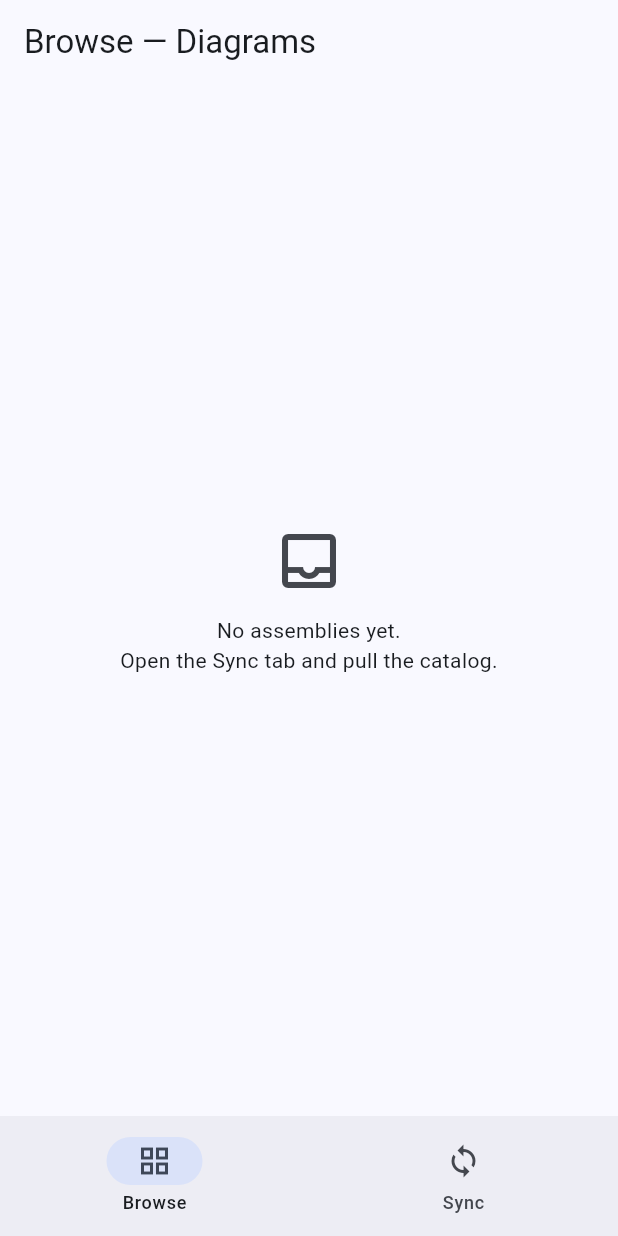
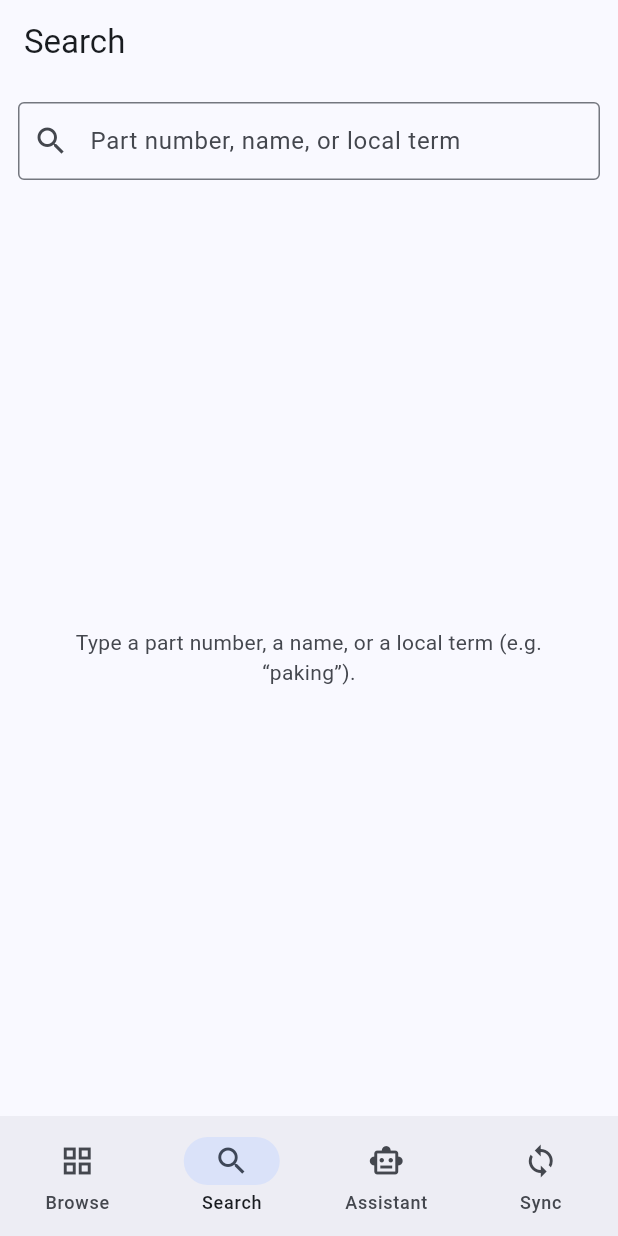
Before and after one commit to fransiscowijaya1999/wemo-assistant, a Flutter app: the screen it shows after launch, on a phone screen of 412 x 824 dp. Run offline on Flutter 3.47's test engine with Material 3 defaults, Android fonts, the phone set to English and light mode, and no system bars; our stand-ins replace drift, drift_flutter, shared_preferences; accounts and stored records are empty; generated files the repository leaves out were written again.

Commit message:
feat(mobile): M3 - offline lookup (number/name/alias -> part detail) + 4-tab shell
- features/search: LookupRepository resolves any part number, name, or alias
  to the canonical part offline; full part detail gathers numbers (kind/brand,
  primary), color variants (full numbers), aliases, and the diagram positions
  the part appears in.
- SearchScreen (debounced) -> PartDetailScreen (tap-to-copy numbers, color
  variants, alias chips, "Appears in" -> DiagramScreen with the dot
  highlighted; the reverse of M2's dot -> part).
- DiagramScreen gains highlightItemId.
- HomeShell now Browse / Search / Assistant / Sync (Search default); Assistant
  is a placeholder for the read-only, online-only AI chat (next slice).

Verified on the emulator (emulator-5554): sync -> search 12251-KVY-900 ->
part detail resolves color variant 12251-KVY-900ZE + alias offline -> placement
jumps to the diagram dot. flutter analyze clean; integration test passes.

Co-Authored-By: Claude Opus 4.8 <noreply@anthropic.com>

```diff
--- a/apps/mobile/lib/app.dart
+++ b/apps/mobile/lib/app.dart
@@ -7,6 +7,7 @@ import 'core/settings/app_settings.dart';
 import 'core/theme/app_theme.dart';
 import 'features/browse/data/catalog_repository.dart';
 import 'features/home/home_shell.dart';
+import 'features/search/data/lookup_repository.dart';
 import 'features/sync/sync_controller.dart';
 
 class WemoClerkApp extends StatelessWidget {
@@ -24,6 +25,7 @@ class WemoClerkApp extends StatelessWidget {
         Provider<AppSettings>.value(value: settings),
         Provider<ImageStore>.value(value: imageStore),
         Provider<CatalogRepository>(create: (_) => CatalogRepository(db)),
+        Provider<LookupRepository>(create: (_) => LookupRepository(db)),
         ChangeNotifierProvider<SyncController>(
           create: (_) => SyncController(db: db, settings: settings, imageStore: imageStore),
         ),
--- a/apps/mobile/lib/features/home/home_shell.dart
+++ b/apps/mobile/lib/features/home/home_shell.dart
@@ -1,10 +1,11 @@
 import 'package:flutter/material.dart';
 
+import '../assistant/assistant_screen.dart';
 import '../browse/assembly_list_screen.dart';
+import '../search/search_screen.dart';
 import '../sync/sync_screen.dart';
 
-/// Top-level shell with the two M2 destinations: Browse (diagrams) and Sync.
-/// (Search / Part detail arrive in later slices.)
+/// Top-level shell: Browse (diagrams), Search (lookup), Assistant (AI), Sync.
 class HomeShell extends StatefulWidget {
   const HomeShell({super.key});
 
@@ -13,20 +14,22 @@ class HomeShell extends StatefulWidget {
 }
 
 class _HomeShellState extends State<HomeShell> {
-  int _index = 0;
+  int _index = 1; // default to Search — the core clerk workflow
 
   @override
   Widget build(BuildContext context) {
     return Scaffold(
       body: IndexedStack(
         index: _index,
-        children: const [AssemblyListScreen(), SyncScreen()],
+        children: const [AssemblyListScreen(), SearchScreen(), AssistantScreen(), SyncScreen()],
       ),
       bottomNavigationBar: NavigationBar(
         selectedIndex: _index,
         onDestinationSelected: (i) => setState(() => _index = i),
         destinations: const [
           NavigationDestination(icon: Icon(Icons.grid_view_outlined), selectedIcon: Icon(Icons.grid_view), label: 'Browse'),
+          NavigationDestination(icon: Icon(Icons.search), selectedIcon: Icon(Icons.search), label: 'Search'),
+          NavigationDestination(icon: Icon(Icons.smart_toy_outlined), selectedIcon: Icon(Icons.smart_toy), label: 'Assistant'),
           NavigationDestination(icon: Icon(Icons.sync_outlined), selectedIcon: Icon(Icons.sync), label: 'Sync'),
         ],
       ),
--- /dev/null
+++ b/apps/mobile/lib/features/search/data/lookup_repository.dart
@@ -0,0 +1,117 @@
+import 'package:drift/drift.dart';
+
+import '../../../core/db/app_database.dart';
+import '../models.dart';
+
+/// Offline lookup over the local replica — the core clerk workflow. Any
+/// number (oem/alternate/superseded/aftermarket), part name, or alias resolves
+/// to the canonical part; part detail gathers its numbers, color variants,
+/// aliases, and the diagram positions it appears in.
+class LookupRepository {
+  LookupRepository(this.db);
+
+  final AppDatabase db;
+
+  /// Search parts by part number, name, or alias (substring, case-insensitive).
+  Future<List<PartSearchResult>> search(String query) async {
+    final q = query.trim();
+    if (q.isEmpty) return [];
+    final pattern = '%$q%';
+
+    final rows = await db.customSelect(
+      'SELECT p.id AS part_id, '
+      '       COALESCE(p.name_normalized, p.name_raw) AS name, '
+      '       (SELECT value FROM part_numbers WHERE part_id = p.id AND is_primary = 1 LIMIT 1) AS primary_number, '
+      '       (SELECT value FROM part_numbers WHERE part_id = p.id AND value LIKE ? LIMIT 1) AS matched_number '
+      'FROM parts p '
+      'WHERE p.id IN ( '
+      '  SELECT part_id FROM part_numbers WHERE value LIKE ? '
+      '  UNION SELECT id FROM parts WHERE name_normalized LIKE ? OR name_raw LIKE ? '
+      '  UNION SELECT part_id FROM aliases WHERE term LIKE ? '
+      ') '
+      'ORDER BY (matched_number IS NULL), name '
+      'LIMIT 50',
+      variables: [for (var i = 0; i < 5; i++) Variable<String>(pattern)],
+      readsFrom: {db.parts, db.partNumbers, db.aliases},
+    ).get();
+
+    return rows
+        .map(
+          (r) => PartSearchResult(
+            partId: r.read<String>('part_id'),
+            name: r.read<String>('name'),
+            primaryNumber: r.read<String?>('primary_number'),
+            matchedNumber: r.read<String?>('matched_number'),
+          ),
+        )
+        .toList();
+  }
+
+  Future<PartDetail?> partDetail(String partId) async {
+    final part = await (db.select(db.parts)..where((t) => t.id.equals(partId))).getSingleOrNull();
+    if (part == null) return null;
+
+    final numbers =
+        await (db.select(db.partNumbers)
+              ..where((t) => t.partId.equals(partId))
+              ..orderBy([
+                (t) => OrderingTerm(expression: t.isPrimary, mode: OrderingMode.desc),
+                (t) => OrderingTerm(expression: t.value),
+              ]))
+            .get();
+
+    final colorRows = await db.customSelect(
+      'SELECT pcv.full_number, pcv.suffix_code, c.code AS color_code, c.name AS color_name '
+      'FROM part_color_variants pcv JOIN colors c ON c.id = pcv.color_id '
+      'WHERE pcv.part_id = ? ORDER BY c.code',
+      variables: [Variable<String>(partId)],
+      readsFrom: {db.partColorVariants, db.colors},
+    ).get();
+
+    final aliasRows =
+        await (db.select(db.aliases)..where((t) => t.partId.equals(partId))).get();
+
+    final placementRows = await db.customSelect(
+      'SELECT ai.id AS item_id, ai.ref_no, a.id AS assembly_id, a.code, a.name, m.brand, m.model '
+      'FROM assembly_items ai '
+      'JOIN assemblies a ON a.id = ai.assembly_id '
+      'JOIN machines m ON m.id = a.machine_id '
+      'WHERE ai.base_part_id = ? ORDER BY m.model, a.code',
+      variables: [Variable<String>(partId)],
+      readsFrom: {db.assemblyItems, db.assemblies, db.machines},
+    ).get();
+
+    return PartDetail(
+      id: part.id,
+      name: part.nameNormalized ?? part.nameRaw,
+      category: part.category,
+      notes: part.notes,
+      numbers: numbers
+          .map((n) => PartNumberView(value: n.value, kind: n.kind, brand: n.brand, isPrimary: n.isPrimary))
+          .toList(),
+      colorVariants: colorRows
+          .map(
+            (r) => ColorVariantView(
+              fullNumber: r.read<String?>('full_number'),
+              suffixCode: r.read<String?>('suffix_code'),
+              colorCode: r.read<String>('color_code'),
+              colorName: r.read<String>('color_name'),
+            ),
+          )
+          .toList(),
+      aliases: aliasRows.map((a) => a.term).toList(),
+      placements: placementRows
+          .map(
+            (r) => PartPlacement(
+              itemId: r.read<String>('item_id'),
+              refNo: r.read<String>('ref_no'),
+              assemblyId: r.read<String>('assembly_id'),
+              assemblyCode: r.read<String>('code'),
+              assemblyName: r.read<String>('name'),
+              machineLabel: '${r.read<String>('brand')} ${r.read<String>('model')}',
+            ),
+          )
+          .toList(),
+    );
+  }
+}
--- /dev/null
+++ b/apps/mobile/lib/features/search/models.dart
@@ -0,0 +1,88 @@
+// View models for the Search / Part-detail feature.
+
+/// One search hit: a canonical part, plus why it matched.
+class PartSearchResult {
+  const PartSearchResult({
+    required this.partId,
+    required this.name,
+    required this.primaryNumber,
+    required this.matchedNumber,
+  });
+
+  final String partId;
+  final String name;
+  final String? primaryNumber;
+
+  /// A number on this part that matched the query (may equal [primaryNumber],
+  /// or be an alternate/superseded number the clerk typed).
+  final String? matchedNumber;
+}
+
+class PartNumberView {
+  const PartNumberView({
+    required this.value,
+    required this.kind,
+    required this.brand,
+    required this.isPrimary,
+  });
+
+  final String value;
+  final String kind; // oem | alternative | superseded | aftermarket | bulk
+  final String? brand;
+  final bool isPrimary;
+}
+
+class ColorVariantView {
+  const ColorVariantView({
+    required this.fullNumber,
+    required this.suffixCode,
+    required this.colorCode,
+    required this.colorName,
+  });
+
+  final String? fullNumber; // base + suffix
+  final String? suffixCode;
+  final String colorCode; // NH-436M
+  final String colorName; // Mat Gunpowder Black Metallic
+}
+
+/// Where a part sits in a diagram (a position on an assembly).
+class PartPlacement {
+  const PartPlacement({
+    required this.itemId,
+    required this.refNo,
+    required this.assemblyId,
+    required this.assemblyCode,
+    required this.assemblyName,
+    required this.machineLabel,
+  });
+
+  final String itemId;
+  final String refNo;
+  final String assemblyId;
+  final String assemblyCode;
+  final String assemblyName;
+  final String machineLabel;
+}
+
+class PartDetail {
+  const PartDetail({
+    required this.id,
+    required this.name,
+    required this.category,
+    required this.notes,
+    required this.numbers,
+    required this.colorVariants,
+    required this.aliases,
+    required this.placements,
+  });
+
+  final String id;
+  final String name;
+  final String? category;
+  final String? notes;
+  final List<PartNumberView> numbers;
+  final List<ColorVariantView> colorVariants;
+  final List<String> aliases;
+  final List<PartPlacement> placements;
+}
--- /dev/null
+++ b/apps/mobile/lib/features/search/search_screen.dart
@@ -0,0 +1,134 @@
+import 'dart:async';
+
+import 'package:flutter/material.dart';
+import 'package:provider/provider.dart';
+
+import 'data/lookup_repository.dart';
+import 'models.dart';
+import 'part_detail_screen.dart';
+
+/// Search tab: resolve any part number, name, or local term to the canonical
+/// part — fully offline against the replica.
+class SearchScreen extends StatefulWidget {
+  const SearchScreen({super.key});
+
+  @override
+  State<SearchScreen> createState() => _SearchScreenState();
+}
+
+class _SearchScreenState extends State<SearchScreen> {
+  final _controller = TextEditingController();
+  Timer? _debounce;
+  List<PartSearchResult> _results = const [];
+  bool _loading = false;
+  String _query = '';
+
+  @override
+  void dispose() {
+    _debounce?.cancel();
+    _controller.dispose();
+    super.dispose();
+  }
+
+  void _onChanged(String value) {
+    _debounce?.cancel();
+    _debounce = Timer(const Duration(milliseconds: 250), () => _run(value));
+  }
+
+  Future<void> _run(String value) async {
+    final q = value.trim();
+    final repo = context.read<LookupRepository>();
+    setState(() {
+      _query = q;
+      _loading = q.isNotEmpty;
+    });
+    final res = q.isEmpty ? <PartSearchResult>[] : await repo.search(q);
+    if (!mounted) return;
+    setState(() {
+      _results = res;
+      _loading = false;
+    });
+  }
+
+  @override
+  Widget build(BuildContext context) {
+    return Scaffold(
+      appBar: AppBar(title: const Text('Search')),
+      body: Column(
+        children: [
+          Padding(
+            padding: const EdgeInsets.all(12),
+            child: TextField(
+              key: const Key('searchField'),
+              controller: _controller,
+              autofocus: false,
+              textInputAction: TextInputAction.search,
+              onChanged: _onChanged,
+              decoration: InputDecoration(
+                hintText: 'Part number, name, or local term',
+                prefixIcon: const Icon(Icons.search),
+                suffixIcon: _query.isEmpty
+                    ? null
+                    : IconButton(
+                        icon: const Icon(Icons.clear),
+                        onPressed: () {
+                          _controller.clear();
+                          _run('');
+                        },
+                      ),
+              ),
+            ),
+          ),
+          Expanded(child: _resultsArea(context)),
+        ],
+      ),
+    );
+  }
+
+  Widget _resultsArea(BuildContext context) {
+    if (_loading) return const Center(child: CircularProgressIndicator());
+    if (_query.isEmpty) {
+      return const _Hint('Type a part number, a name, or a local term (e.g. “paking”).');
+    }
+    if (_results.isEmpty) return _Hint('No matches for “$_query”.');
+    return ListView.separated(
+      itemCount: _results.length,
+      separatorBuilder: (_, _) => const Divider(height: 1),
+      itemBuilder: (context, i) {
+        final r = _results[i];
+        final matchedElsewhere =
+            r.matchedNumber != null && r.matchedNumber != r.primaryNumber;
+        return ListTile(
+          title: Text(r.name),
+          subtitle: Text([
+            if (r.primaryNumber != null) r.primaryNumber!,
+            if (matchedElsewhere) 'matched ${r.matchedNumber}',
+          ].join('  ·  ')),
+          trailing: const Icon(Icons.chevron_right),
+          onTap: () => Navigator.of(context).push(
+            MaterialPageRoute(builder: (_) => PartDetailScreen(partId: r.partId)),
+          ),
+        );
+      },
+    );
+  }
+}
+
+class _Hint extends StatelessWidget {
+  const _Hint(this.text);
+  final String text;
+
+  @override
+  Widget build(BuildContext context) {
+    return Center(
+      child: Padding(
+        padding: const EdgeInsets.all(32),
+        child: Text(
+          text,
+          textAlign: TextAlign.center,
+          style: TextStyle(color: Theme.of(context).colorScheme.onSurfaceVariant),
+        ),
+      ),
+    );
+  }
+}
```
Also changed, not shown: apps/mobile/lib/features/assistant/assistant_screen.dart (added, +36 -0 lines), apps/mobile/lib/features/browse/diagram_screen.dart (+16 -1 lines), apps/mobile/lib/features/search/part_detail_screen.dart (added, +161 -0 lines), 3 other files.
